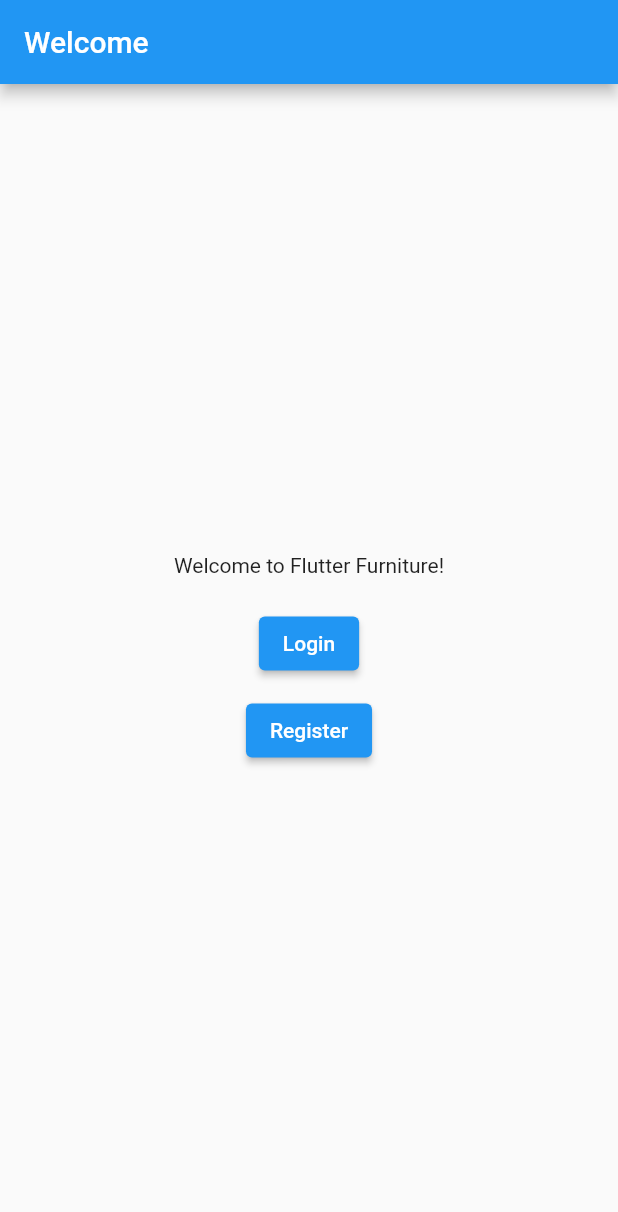
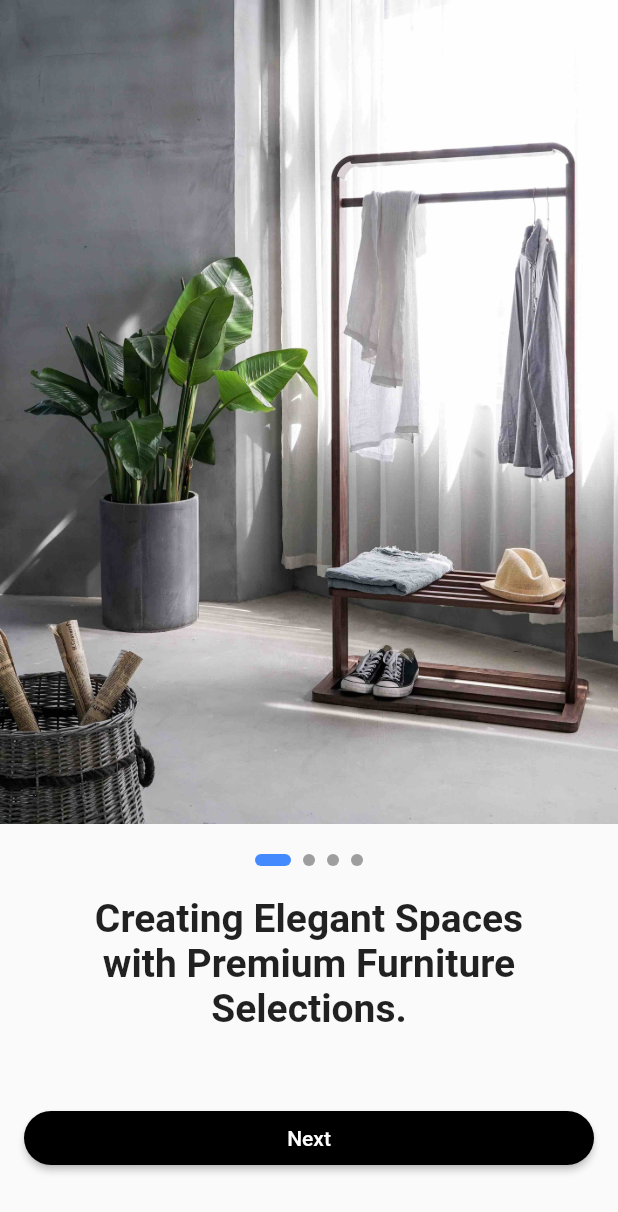
Before and after one commit to hoajb/flutter-ecommerce-furniture, a Flutter app: the screen it shows after launch, on a phone screen of 412 x 824 dp. Shown: the top 1212 px of the screen. Run offline on Flutter 3.47's test engine with Material 2 defaults, Android fonts, the phone set to English and light mode, and no system bars.

Commit message:
onboarding page

```diff
--- a/lib/core/presentation/routes.dart
+++ b/lib/config/routes/routes.dart
@@ -3,10 +3,12 @@
 import 'package:flutter_ecommerce_furniture/features/authentication/presentation/login_page.dart';
 import 'package:flutter_ecommerce_furniture/features/authentication/presentation/register_page.dart';
 import 'package:flutter_ecommerce_furniture/features/home/presentation/home_page.dart';
+import 'package:flutter_ecommerce_furniture/features/welcome/presentation/onboarding_page.dart';
 import 'package:flutter_ecommerce_furniture/features/welcome/presentation/welcome_page.dart';
 
 class AppRoutes {
   static const String welcome = '/';
+  static const String onboarding = '/onboarding';
   static const String home = '/home';
   static const String login = '/login';
   static const String register = '/register';
@@ -14,6 +16,8 @@
 
   static Route<dynamic> generateRoute(RouteSettings settings) {
     switch (settings.name) {
+      case onboarding:
+        return MaterialPageRoute(builder: (_) => const OnboardingPage());
       case welcome:
         return MaterialPageRoute(builder: (_) => const WelcomePage());
       case home:
--- /dev/null
+++ b/lib/config/theme/app_themes.dart
@@ -0,0 +1,18 @@
+import 'package:flutter/material.dart';
+
+ThemeData theme() {
+  return ThemeData(
+      scaffoldBackgroundColor: Colors.white,
+      fontFamily: 'Muli',
+      appBarTheme: appBarTheme());
+}
+
+AppBarTheme appBarTheme() {
+  return const AppBarTheme(
+    color: Colors.white,
+    elevation: 0,
+    centerTitle: true,
+    iconTheme: IconThemeData(color: Color(0XFF8B8B8B)),
+    titleTextStyle: TextStyle(color: Color(0XFF8B8B8B), fontSize: 18),
+  );
+}
--- /dev/null
+++ b/lib/core/wigets/action_button.dart
@@ -0,0 +1,43 @@
+import 'package:flutter/material.dart';
+
+class ActionButton extends StatelessWidget {
+  final String text;
+  final VoidCallback onPressed;
+  final Color backgroundColor;
+  final Color textColor;
+  final bool matchParentWidth;
+
+  const ActionButton({
+    super.key,
+    required this.text,
+    required this.onPressed,
+    this.backgroundColor = Colors.black,
+    this.textColor = Colors.white,
+    this.matchParentWidth = false,
+  });
+
+  @override
+  Widget build(BuildContext context) {
+    return SizedBox(
+      width: matchParentWidth ? double.infinity : null,
+      child: ElevatedButton(
+        onPressed: onPressed,
+        style: ElevatedButton.styleFrom(
+          primary: backgroundColor,
+          shape: const RoundedRectangleBorder(
+            borderRadius: BorderRadius.only(
+              topRight: Radius.circular(50),
+              bottomRight: Radius.circular(50),
+              topLeft: Radius.circular(50),
+              bottomLeft: Radius.circular(50),
+            ),
+          ),
+        ),
+        child: Text(
+          text,
+          style: TextStyle(color: textColor),
+        ),
+      ),
+    );
+  }
+}
--- a/lib/features/authentication/presentation/login_page.dart
+++ b/lib/features/authentication/presentation/login_page.dart
@@ -1,5 +1,5 @@
 import 'package:flutter/material.dart';
-import 'package:flutter_ecommerce_furniture/core/presentation/routes.dart';
+import 'package:flutter_ecommerce_furniture/config/routes/routes.dart';
 
 class LoginPage extends StatelessWidget {
   const LoginPage({super.key});
--- a/lib/features/authentication/presentation/register_page.dart
+++ b/lib/features/authentication/presentation/register_page.dart
@@ -1,5 +1,5 @@
 import 'package:flutter/material.dart';
-import 'package:flutter_ecommerce_furniture/core/presentation/routes.dart';
+import 'package:flutter_ecommerce_furniture/config/routes/routes.dart';
 
 class RegisterPage extends StatelessWidget {
   const RegisterPage({super.key});
--- /dev/null
+++ b/lib/features/welcome/presentation/onboarding_page.dart
@@ -0,0 +1,119 @@
+import 'package:flutter/material.dart';
+import 'package:flutter_ecommerce_furniture/config/routes/routes.dart';
+import 'package:flutter_ecommerce_furniture/core/wigets/action_button.dart';
+
+class OnboardingPage extends StatefulWidget {
+  const OnboardingPage({super.key});
+
+  @override
+  _OnboardingPageState createState() => _OnboardingPageState();
+}
+
+class _OnboardingPageState extends State<OnboardingPage> {
+  final PageController _pageController = PageController();
+  int _currentPage = 0;
+  final List<String> _imagePaths = [
+    'assets/images/onboarding_1.jpg',
+    'assets/images/onboarding_2.jpg',
+    'assets/images/onboarding_3.jpg',
+    'assets/images/onboarding_4.jpg',
+  ];
+
+  final List<String> _texts = [
+    'Creating Elegant Spaces \nwith Premium Furniture Selections.\n',
+    'Bringing Your Vision \nto Life through \nThoughtfully Curated Furniture.',
+    'Crafting Furniture \nwith Impeccable Quality and \nDistinctive Design Elements.',
+    'Enhancing Every Corner of \nYour Home with Stylish and \nFunctional Furniture Pieces.',
+  ];
+
+  @override
+  Widget build(BuildContext context) {
+    final screenHeight = MediaQuery.of(context).size.height;
+
+    return Scaffold(
+      body: Column(
+        children: [
+          SizedBox(
+            height: screenHeight * 2 / 3,
+            child: PageView.builder(
+              controller: _pageController,
+              onPageChanged: (index) {
+                setState(() {
+                  _currentPage = index;
+                });
+              },
+              itemCount: _imagePaths.length,
+              itemBuilder: (context, index) {
+                return Image.asset(
+                  _imagePaths[index],
+                  fit: BoxFit.cover,
+                );
+              },
+            ),
+          ),
+          const SizedBox(height: 20.0),
+          Row(
+            mainAxisAlignment: MainAxisAlignment.center,
+            children: _buildPageIndicator(),
+          ),
+          const SizedBox(height: 20.0),
+          Padding(
+            padding: const EdgeInsets.symmetric(horizontal: 16),
+            child: SizedBox(
+                height: screenHeight * 1 / 6,
+                child: Text(
+                  _texts[_currentPage],
+                  textAlign: TextAlign.center,
+                  style: const TextStyle(
+                    fontSize: 26,
+                    fontWeight: FontWeight.bold,
+                  ),
+                )),
+          ),
+          Padding(
+            padding: const EdgeInsets.symmetric(horizontal: 16),
+            child: ActionButton(
+              // Updated to use ActionButton
+              text:
+                  _currentPage == _imagePaths.length - 1 ? "Get Started" : "Next",
+              matchParentWidth: true,
+              onPressed: () {
+                if (_currentPage < _imagePaths.length - 1) {
+                  _pageController.nextPage(
+                      duration: const Duration(milliseconds: 500),
+                      curve: Curves.ease);
+                } else {
+                  Navigator.pushNamedAndRemoveUntil(
+                      context, AppRoutes.welcome, (route) => false);
+                }
+              },
+            ),
+          ),
+        ],
+      ),
+    );
+  }
+
+  List<Widget> _buildPageIndicator() {
+    List<Widget> indicators = [];
+    for (int i = 0; i < _imagePaths.length; i++) {
+      indicators.add(
+        i == _currentPage ? _indicator(true) : _indicator(false),
+      );
+    }
+    return indicators;
+  }
+
+  Widget _indicator(bool isActive) {
+    return AnimatedContainer(
+      duration: const Duration(milliseconds: 150),
+      margin: const EdgeInsets.symmetric(horizontal: 4.0),
+      height: 8.0,
+      width: isActive ? 24.0 : 8.0,
+      decoration: BoxDecoration(
+        color: isActive ? Colors.blueAccent : Colors.grey,
+        borderRadius: const BorderRadius.all(Radius.circular(12)),
+      ),
+    );
+  }
+}
--- a/lib/features/welcome/presentation/welcome_page.dart
+++ b/lib/features/welcome/presentation/welcome_page.dart
@@ -1,5 +1,5 @@
 import 'package:flutter/material.dart';
-import 'package:flutter_ecommerce_furniture/core/presentation/routes.dart';
+import 'package:flutter_ecommerce_furniture/config/routes/routes.dart';
 
 class WelcomePage extends StatelessWidget {
   const WelcomePage({super.key});
--- a/lib/main.dart
+++ b/lib/main.dart
@@ -1,5 +1,5 @@
 import 'package:flutter/material.dart';
-import 'package:flutter_ecommerce_furniture/core/presentation/routes.dart';
+import 'package:flutter_ecommerce_furniture/config/routes/routes.dart';
 
 void main() {
   runApp(const MyApp());
@@ -15,7 +15,7 @@
       theme: ThemeData(
         primarySwatch: Colors.blue,
       ),
-      initialRoute: AppRoutes.welcome,
+      initialRoute: AppRoutes.onboarding,
       onGenerateRoute: AppRoutes.generateRoute,
     );
   }
```
Also changed, not shown: pubspec.yaml (+5 -3 lines), assets/images/onboarding_1.jpg (added), assets/images/onboarding_2.jpg (added), assets/images/onboarding_3.jpg (added), assets/images/onboarding_4.jpg (added).
